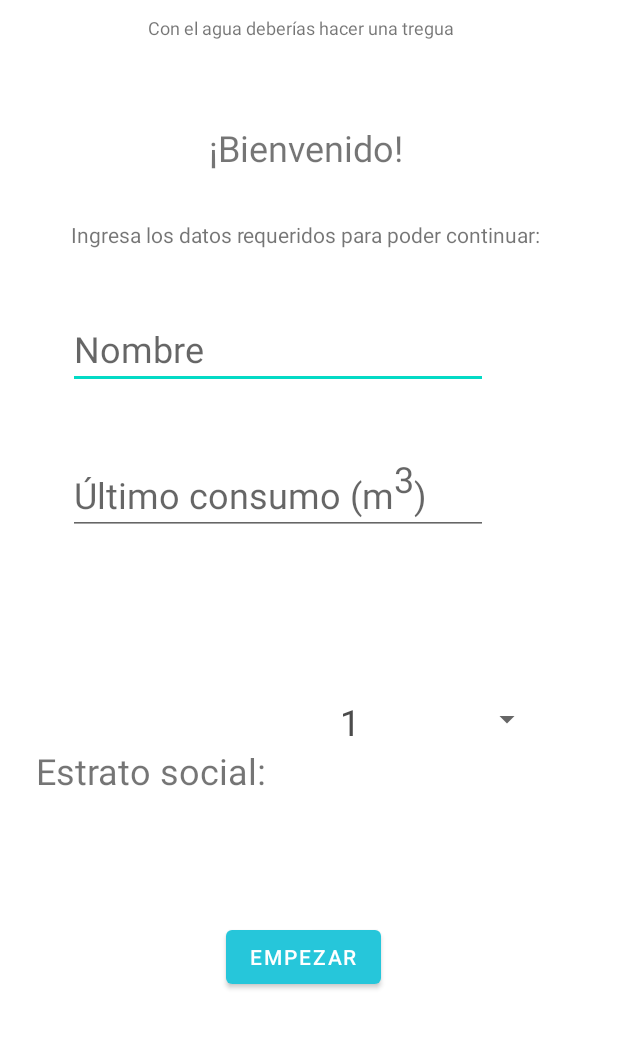
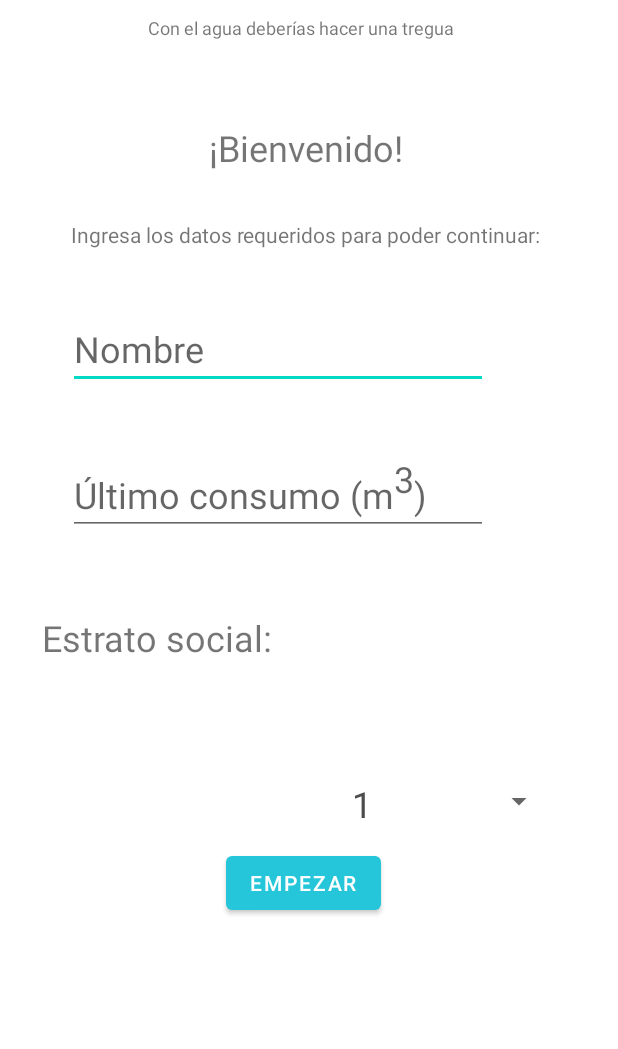
Before and after one commit to Daniel-Porras/app_agua, an Android app: the screen it shows after launch (MainActivity2), on a phone screen of 412 x 824 dp, the part 159-1208 px from its top. Run offline under Robolectric (Android 15) with nearby library versions, the phone set to English and light mode, and no system bars; Roboto replaces fonts that are not available here.

Commit message:
Ingreso de la informacion inicial(parte visual).....

```diff
--- a/app/src/main/res/layout/activity_main2.xml
+++ b/app/src/main/res/layout/activity_main2.xml
@@ -48,18 +48,25 @@
         app:layout_constraintVertical_bias="0.523"
         app:srcCompat="@drawable/logo" />
 
+    <Spinner
+        android:id="@+id/spinner"
+        android:layout_width="145dp"
+        android:layout_height="49dp"
+        android:layout_marginEnd="42dp"
+        android:layout_marginBottom="159dp"
+        app:layout_constraintBottom_toBottomOf="parent"
+        app:layout_constraintEnd_toEndOf="parent" />
+
     <TextView
         android:id="@+id/textView5"
         android:layout_width="wrap_content"
         android:layout_height="wrap_content"
-        android:layout_marginStart="24dp"
-        android:layout_marginBottom="188dp"
+        android:layout_marginStart="28dp"
+        android:layout_marginTop="52dp"
         android:text="@string/estrato"
         android:textSize="24sp"
-        app:layout_constraintBottom_toBottomOf="parent"
         app:layout_constraintStart_toStartOf="parent"
-        app:layout_constraintTop_toBottomOf="@+id/editTextNumber"
-        app:layout_constraintVertical_bias="1.0" />
+        app:layout_constraintTop_toBottomOf="@+id/editTextNumber" />
 
     <EditText
         android:id="@+id/editTextTextPersonName"
@@ -76,17 +83,6 @@
         app:layout_constraintStart_toStartOf="parent"
         app:layout_constraintTop_toBottomOf="@+id/textView4"
         app:layout_constraintVertical_bias="0.0" />
-
-    <Spinner
-        android:id="@+id/spinner"
-        android:layout_width="145dp"
-        android:layout_height="49dp"
-        app:layout_constraintBottom_toBottomOf="parent"
-        app:layout_constraintEnd_toEndOf="parent"
-        app:layout_constraintHorizontal_bias="0.812"
-        app:layout_constraintStart_toStartOf="parent"
-        app:layout_constraintTop_toTopOf="parent"
-        app:layout_constraintVertical_bias="0.724" />
 
     <Button
         android:id="@+id/button"
@@ -111,12 +107,10 @@
         android:hint="@string/valor"
         android:inputType="number"
         android:textSize="24sp"
-        app:layout_constraintBottom_toBottomOf="parent"
         app:layout_constraintEnd_toEndOf="parent"
         app:layout_constraintHorizontal_bias="0.345"
         app:layout_constraintStart_toStartOf="parent"
-        app:layout_constraintTop_toBottomOf="@+id/editTextTextPersonName"
-        app:layout_constraintVertical_bias="0.0" />
+        app:layout_constraintTop_toBottomOf="@+id/editTextTextPersonName" />
 
     <TextView
         android:id="@+id/textView3"
```
